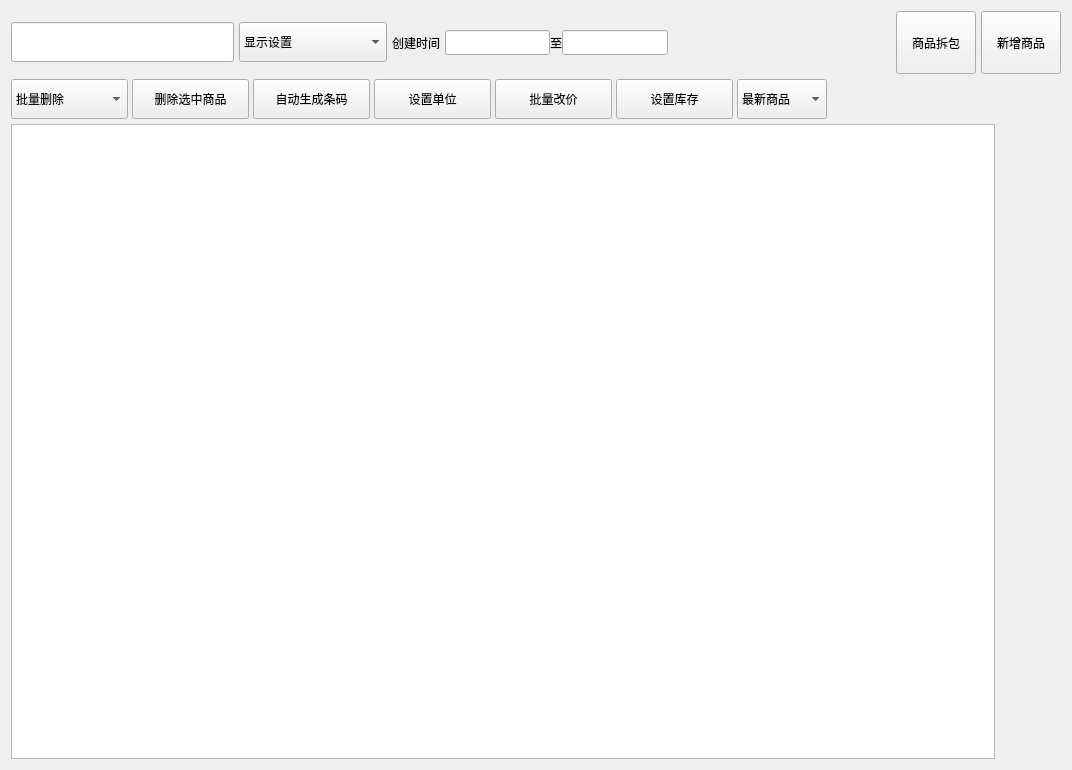
Before: the Qt Designer form good.ui in ppoopppopo/management-system, drawn with Qt 5.
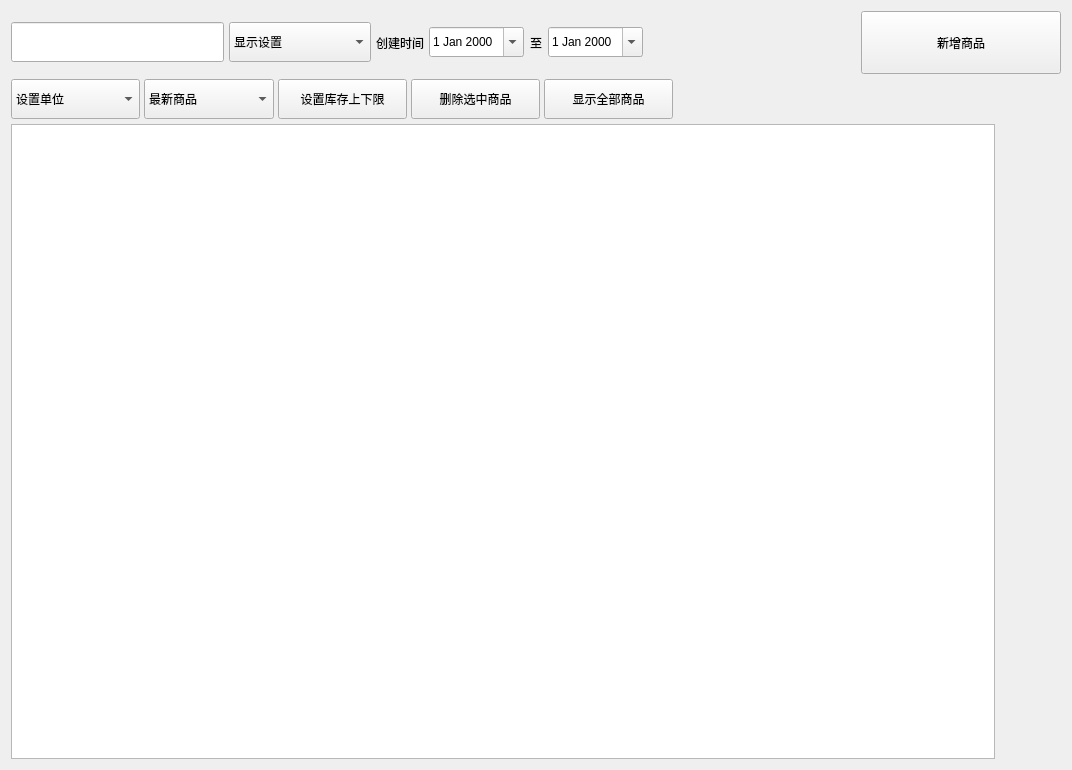
After: the same form once the commit is applied.

What changed in the file:
```diff
--- a/good.ui
+++ b/good.ui
@@ -20,7 +20,7 @@
       <number>5</number>
      </property>
      <item>
-      <layout class="QHBoxLayout" name="horizontalLayout_3" stretch="3,2,2,3,3,1,1">
+      <layout class="QHBoxLayout" name="horizontalLayout_3" stretch="3,2,2,3,3,1">
        <property name="spacing">
         <number>5</number>
        </property>
@@ -44,6 +44,9 @@
            <height>40</height>
           </size>
          </property>
+         <property name="text">
+          <string/>
+         </property>
         </widget>
        </item>
        <item>
@@ -86,9 +89,9 @@
           <number>0</number>
          </property>
          <item>
-          <widget class="QLineEdit" name="lineEdit_2">
+          <widget class="QDateEdit" name="dateEdit">
            <property name="sizePolicy">
-            <sizepolicy hsizetype="Expanding" vsizetype="Expanding">
+            <sizepolicy hsizetype="Minimum" vsizetype="Expanding">
              <horstretch>0</horstretch>
              <verstretch>0</verstretch>
             </sizepolicy>
@@ -96,9 +99,12 @@
            <property name="maximumSize">
             <size>
              <width>16777215</width>
-             <height>25</height>
+             <height>30</height>
             </size>
            </property>
+           <property name="calendarPopup">
+            <bool>true</bool>
+           </property>
           </widget>
          </item>
          <item>
@@ -106,22 +112,22 @@
            <property name="text">
             <string>至</string>
            </property>
+           <property name="alignment">
+            <set>Qt::AlignCenter</set>
+           </property>
           </widget>
          </item>
          <item>
-          <widget class="QLineEdit" name="lineEdit_3">
-           <property name="sizePolicy">
-            <sizepolicy hsizetype="Expanding" vsizetype="Expanding">
-             <horstretch>0</horstretch>
-             <verstretch>0</verstretch>
-            </sizepolicy>
-           </property>
+          <widget class="QDateEdit" name="dateEdit_2">
            <property name="maximumSize">
             <size>
              <width>16777215</width>
-             <height>25</height>
+             <height>30</height>
             </size>
            </property>
+           <property name="calendarPopup">
+            <bool>true</bool>
+           </property>
           </widget>
          </item>
         </layout>
@@ -142,19 +148,6 @@
          </property>
         </spacer>
        </item>
-       <item>
-        <widget class="QPushButton" name="pushButton_7">
-         <property name="sizePolicy">
-          <sizepolicy hsizetype="Expanding" vsizetype="Preferred">
-           <horstretch>0</horstretch>
-           <verstretch>0</verstretch>
-          </sizepolicy>
-         </property>
-         <property name="text">
-          <string>商品拆包</string>
-         </property>
-        </widget>
-       </item>
        <item>
         <widget class="QPushButton" name="pushButton_6">
          <property name="sizePolicy">
@@ -163,6 +156,12 @@
            <verstretch>0</verstretch>
           </sizepolicy>
          </property>
+         <property name="minimumSize">
+          <size>
+           <width>200</width>
+           <height>0</height>
+          </size>
+         </property>
          <property name="text">
           <string>新增商品</string>
          </property>
@@ -171,12 +170,33 @@
       </layout>
      </item>
      <item>
-      <layout class="QHBoxLayout" name="horizontalLayout" stretch="1,1,1,1,1,1,0,2">
+      <layout class="QHBoxLayout" name="horizontalLayout" stretch="1,1,1,1,1,3">
        <property name="spacing">
         <number>4</number>
        </property>
        <item>
-        <widget class="QComboBox" name="comboBox">
+        <widget class="QComboBox" name="comboBox_4">
+         <property name="sizePolicy">
+          <sizepolicy hsizetype="Minimum" vsizetype="Expanding">
+           <horstretch>0</horstretch>
+           <verstretch>0</verstretch>
+          </sizepolicy>
+         </property>
+         <property name="maximumSize">
+          <size>
+           <width>16777215</width>
+           <height>40</height>
+          </size>
+         </property>
+         <item>
+          <property name="text">
+           <string>设置单位</string>
+          </property>
+         </item>
+        </widget>
+       </item>
+       <item>
+        <widget class="QComboBox" name="comboBox_2">
          <property name="sizePolicy">
           <sizepolicy hsizetype="Preferred" vsizetype="Expanding">
            <horstretch>0</horstretch>
@@ -191,7 +211,7 @@
          </property>
          <item>
           <property name="text">
-           <string>批量删除</string>
+           <string>最新商品</string>
           </property>
          </item>
          <item>
@@ -199,11 +219,25 @@
            <string>删除已选商品</string>
           </property>
          </item>
-         <item>
-          <property name="text">
-           <string>按分类删除</string>
-          </property>
-         </item>
+        </widget>
+       </item>
+       <item>
+        <widget class="QPushButton" name="inventory">
+         <property name="sizePolicy">
+          <sizepolicy hsizetype="Minimum" vsizetype="Expanding">
+           <horstretch>0</horstretch>
+           <verstretch>0</verstretch>
+          </sizepolicy>
+         </property>
+         <property name="maximumSize">
+          <size>
+           <width>16777215</width>
+           <height>40</height>
+          </size>
+         </property>
+         <property name="text">
+          <string>设置库存上下限</string>
+         </property>
         </widget>
        </item>
        <item>
@@ -225,63 +259,6 @@
          </property>
         </widget>
        </item>
-       <item>
-        <widget class="QPushButton" name="pushButton_2">
-         <property name="sizePolicy">
-          <sizepolicy hsizetype="Minimum" vsizetype="Expanding">
-           <horstretch>0</horstretch>
-           <verstretch>0</verstretch>
-          </sizepolicy>
-         </property>
-         <property name="maximumSize">
-          <size>
-           <width>16777215</width>
-           <height>40</height>
-          </size>
-         </property>
-         <property name="text">
-          <string>自动生成条码</string>
-         </property>
-        </widget>
-       </item>
-       <item>
-        <widget class="QPushButton" name="pushButton_3">
-         <property name="sizePolicy">
-          <sizepolicy hsizetype="Minimum" vsizetype="Expanding">
-           <horstretch>0</horstretch>
-           <verstretch>0</verstretch>
-          </sizepolicy>
-         </property>
-         <property name="maximumSize">
-          <size>
-           <width>16777215</width>
-           <height>40</height>
-          </size>
-         </property>
-         <property name="text">
-          <string>设置单位</string>
-         </property>
-        </widget>
-       </item>
-       <item>
-        <widget class="QPushButton" name="pushButton_4">
-         <property name="sizePolicy">
-          <sizepolicy hsizetype="Minimum" vsizetype="Expanding">
-           <horstretch>0</horstretch>
-           <verstretch>0</verstretch>
-          </sizepolicy>
-         </property>
-         <property name="maximumSize">
-          <size>
-           <width>16777215</width>
-           <height>40</height>
-          </size>
-         </property>
-         <property name="text">
-          <string>批量改价</string>
-         </property>
-        </widget>
-       </item>
        <item>
         <widget class="QPushButton" name="pushButton_5">
          <property name="sizePolicy">
@@ -297,36 +274,10 @@
           </size>
          </property>
          <property name="text">
-          <string>设置库存</string>
+          <string>显示全部商品</string>
          </property>
         </widget>
        </item>
-       <item>
-        <widget class="QComboBox" name="comboBox_2">
-         <property name="sizePolicy">
-          <sizepolicy hsizetype="Preferred" vsizetype="Expanding">
-           <horstretch>0</horstretch>
-           <verstretch>0</verstretch>
-          </sizepolicy>
-         </property>
-         <property name="maximumSize">
-          <size>
-           <width>16777215</width>
-           <height>40</height>
-          </size>
-         </property>
-         <item>
-          <property name="text">
-           <string>最新商品</string>
-          </property>
-         </item>
-         <item>
-          <property name="text">
-           <string>按字母排序</string>
-          </property>
-         </item>
-        </widget>
-       </item>
        <item>
         <spacer name="horizontalSpacer">
          <property name="orientation">
```
Left out of the diff: 2 changed lines with no effect on the pictures.
